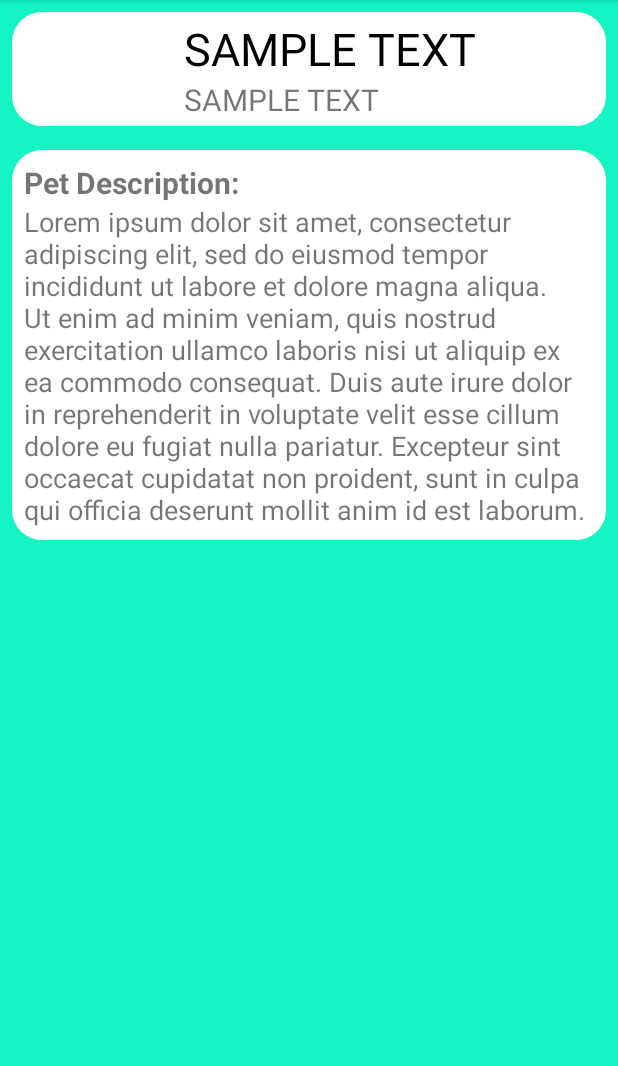
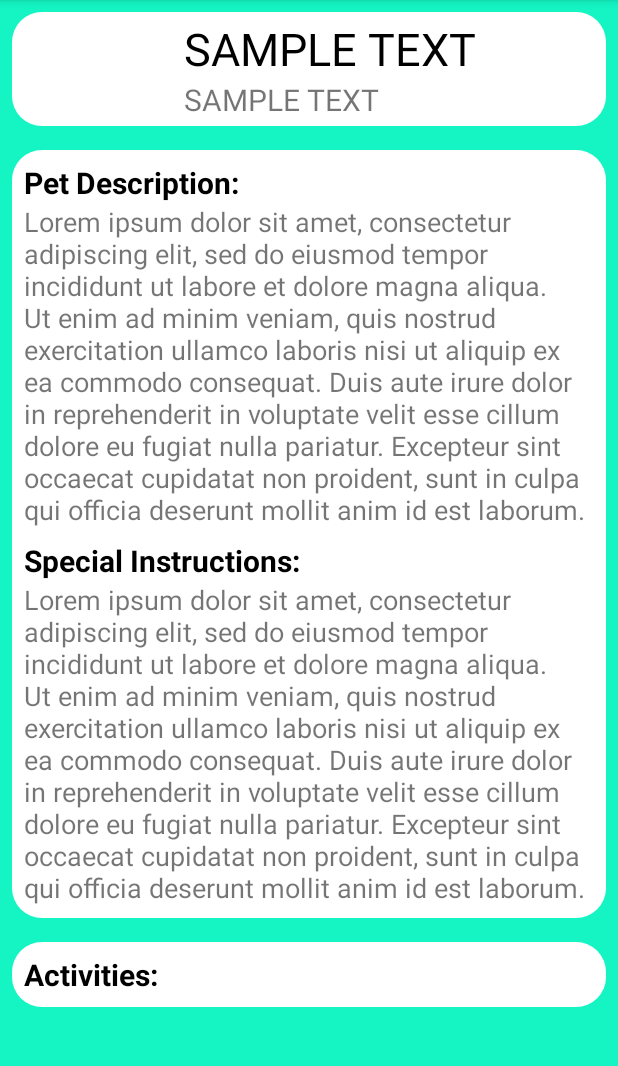
Before and after one commit to RoatchBrandyn-FS/BrandynMumma2205, an Android app: the PetDetailsActivity screen opened directly, with no data from a screen before it, on a phone screen of 412 x 824 dp, the part 84-1150 px from its top. Run offline under Robolectric (Android 15) with nearby library versions, the phone set to English and light mode, and no system bars; 10 statements that could not run were skipped.

Commit message:
Finished layout for PetDetails, and added utility to set dates.

```diff
--- a/PetCheckAndroid/app/src/main/java/com/example/petcheckandroid/activities/LoginActivity.java
+++ b/PetCheckAndroid/app/src/main/java/com/example/petcheckandroid/activities/LoginActivity.java
@@ -91,7 +91,7 @@ public class LoginActivity extends AppCompatActivity implements LoginFragment.Lo
                                     String username = doc.getString(FirebaseUtil.USERS_FIELD_USERNAME);
                                     boolean isAdmin = doc.getBoolean(FirebaseUtil.USERS_FIELD_ADMIN);
 
-                                    User newUser = new User(firstName, lastName, username, isAdmin);
+                                    User newUser = new User(firstName, lastName, username, doc.getId(), isAdmin);
                                     users.add(newUser);
                                 }
 
--- a/PetCheckAndroid/app/src/main/java/com/example/petcheckandroid/activities/MainPostsActivity.java
+++ b/PetCheckAndroid/app/src/main/java/com/example/petcheckandroid/activities/MainPostsActivity.java
@@ -85,7 +85,7 @@ public class MainPostsActivity extends AppCompatActivity implements MainPostsLis
                     //Log.i(TAG, "onComplete: First Type List = " + activityTypes.get(0));
                     ArrayList<String> _activityTimes =(ArrayList<String>)doc.get(FirebaseUtil.PETS_FIELD_ACTIVITY_TIMES);
 
-                    Pet newPet = new Pet(_name, _type, _description, _specialInstructions, _activityTypes, _activityTimes);
+                    Pet newPet = new Pet(_name, _type, _description, _specialInstructions, doc.getId(),  _activityTypes, _activityTimes);
                     pets.add(newPet);
                 }
 
--- a/PetCheckAndroid/app/src/main/java/com/example/petcheckandroid/activities/PetDetailsActivity.java
+++ b/PetCheckAndroid/app/src/main/java/com/example/petcheckandroid/activities/PetDetailsActivity.java
@@ -13,7 +13,7 @@ import com.example.petcheckandroid.fragments.PetDetailsFragment;
 import com.example.petcheckandroid.fragments.PetsListFragment;
 import com.example.petcheckandroid.utilities.IntentExtrasUtil;
 
-public class PetDetailsActivity extends AppCompatActivity implements PetDetailsFragment.PetDeatilsFragmentListener {
+public class PetDetailsActivity extends AppCompatActivity implements PetDetailsFragment.PetDetailsFragmentListener {
 
     private final String TAG = "PetDetailsActivity.TAG";
     Pet pet;
--- a/PetCheckAndroid/app/src/main/java/com/example/petcheckandroid/fragments/PetDetailsFragment.java
+++ b/PetCheckAndroid/app/src/main/java/com/example/petcheckandroid/fragments/PetDetailsFragment.java
@@ -2,10 +2,12 @@ package com.example.petcheckandroid.fragments;
 
 import android.content.Context;
 import android.os.Bundle;
+import android.util.Log;
 import android.view.LayoutInflater;
 import android.view.View;
 import android.view.ViewGroup;
 import android.widget.ImageView;
+import android.widget.LinearLayout;
 import android.widget.TextView;
 
 import androidx.annotation.NonNull;
@@ -14,12 +16,19 @@ import androidx.fragment.app.Fragment;
 
 import com.example.petcheckandroid.R;
 import com.example.petcheckandroid.data.Pet;
+import com.example.petcheckandroid.utilities.DateUtil;
 
 import org.w3c.dom.Text;
 
+import java.text.SimpleDateFormat;
+import java.util.ArrayList;
+import java.util.Date;
+import java.util.Locale;
+
 public class PetDetailsFragment extends Fragment {
 
-    PetDeatilsFragmentListener petDeatilsFragmentListener;
+    private final String TAG = "PetDetailsFrag.TAG";
+    PetDetailsFragmentListener petDeatilsFragmentListener;
 
     public static PetDetailsFragment newInstance() {
 
@@ -30,7 +39,7 @@ public class PetDetailsFragment extends Fragment {
         return fragment;
     }
 
-    public interface PetDeatilsFragmentListener {
+    public interface PetDetailsFragmentListener {
         Pet getPetDetails();
     }
 
@@ -38,8 +47,8 @@ public class PetDetailsFragment extends Fragment {
     public void onAttach(@NonNull Context context) {
         super.onAttach(context);
 
-        if (context instanceof PetDeatilsFragmentListener){
-            petDeatilsFragmentListener = (PetDeatilsFragmentListener) context;
+        if (context instanceof PetDetailsFragmentListener){
+            petDeatilsFragmentListener = (PetDetailsFragmentListener) context;
         }
     }
 
@@ -57,20 +66,60 @@ public class PetDetailsFragment extends Fragment {
         String uri = "@drawable/" + pet.getType().toLowerCase();
         int imageResource = getContext().getResources().getIdentifier(uri, null, getContext().getPackageName());
 
-        setPetDetails(pet.getName(), pet.getType(), pet.getDescription(), imageResource);
+        setPetDetails(pet, imageResource);
 
     }
 
 
-    private void setPetDetails(String name, String type, String description, int imageRes){
+    private void setPetDetails(Pet pet, int imageRes){
         ImageView imageView = getActivity().findViewById(R.id.pet_details_image);
         TextView nameTV = getActivity().findViewById(R.id.pet_details_tv_name);
         TextView typeTV = getActivity().findViewById(R.id.pet_details_tv_type);
         TextView descriptionTV = getActivity().findViewById(R.id.pet_details_tv_description);
+        TextView specialInstructionsTV = getActivity().findViewById(R.id.pet_details_tv_special_instructions);
 
         imageView.setImageResource(imageRes);
-        nameTV.setText(name);
-        typeTV.setText(type);
-        descriptionTV.setText(description);
+        nameTV.setText(pet.getName());
+        typeTV.setText(pet.getType());
+        descriptionTV.setText(pet.getDescription());
+        specialInstructionsTV.setText(pet.getSpecialInstructions());
+
+        ArrayList<String> activityType = pet.getActivityTypes();
+        ArrayList<String> activityTime = pet.getActivityTimes();
+
+        Date currentTime = new Date();
+        Log.i(TAG, "setPetDetails: Current Date: " + currentTime);
+        Log.i(TAG, "setPetDetails: Current Date: " + DateUtil.setDateTime(currentTime));
+
+        if(activityType.size() == activityTime.size()){
+            Log.i(TAG, "setPetDetails: Lists are equal!");
+
+            for (int i = 0; i < activityTime.size(); i++){
+
+                String actText = activityType.get(i) + ": " + activityTime.get(i);
+                setTextView(actText);
+
+            }
+
+        }
+        else {
+            Log.i(TAG, "setPetDetails: Lists are aren't equal...");
+        }
+
+
     }
+
+    private void setTextView(String textViewText){
+
+        LinearLayout activityView = getActivity().findViewById(R.id.pet_details_linear_activities);
+        TextView newTV = new TextView(getContext());
+        newTV.setLayoutParams(new LinearLayout.LayoutParams(LinearLayout.LayoutParams.MATCH_PARENT,
+                LinearLayout.LayoutParams.WRAP_CONTENT));
+        newTV.setTextSize(18.0f);
+        newTV.setText(textViewText);
+
+        activityView.addView(newTV);
+
+    }
+
 }
--- /dev/null
+++ b/PetCheckAndroid/app/src/main/java/com/example/petcheckandroid/utilities/DateUtil.java
@@ -0,0 +1,17 @@
+package com.example.petcheckandroid.utilities;
+
+import java.text.SimpleDateFormat;
+import java.util.Date;
+import java.util.Locale;
+
+public class DateUtil {
+
+    public static String setDateTime(Date date){
+
+        SimpleDateFormat sdf = new SimpleDateFormat("MM/dd/yyyy HH:mm aaa", Locale.US);
+        String currentDT = sdf.format(date);
+
+        return currentDT;
+    }
+
+}
--- a/PetCheckAndroid/app/src/main/res/layout/fragment_pet_details.xml
+++ b/PetCheckAndroid/app/src/main/res/layout/fragment_pet_details.xml
@@ -3,7 +3,8 @@
     android:layout_width="match_parent"
     android:layout_height="match_parent"
     android:orientation="vertical"
-    android:background="@color/mintGreen">
+    android:background="@color/mintGreen"
+    android:isScrollContainer="true">
 
     <LinearLayout
         android:layout_width="match_parent"
@@ -57,7 +58,8 @@
             android:layout_height="wrap_content"
             android:text="@string/pet_description"
             android:textSize="20sp"
-            android:textStyle="bold"/>
+            android:textStyle="bold"
+            android:textColor="@color/black"/>
 
         <TextView
             android:id="@+id/pet_details_tv_description"
@@ -66,6 +68,42 @@
             android:text="@string/sample_text_large"
             android:textSize="18sp"/>
 
+        <TextView
+            android:layout_width="match_parent"
+            android:layout_height="wrap_content"
+            android:text="@string/special_instructions"
+            android:textSize="20sp"
+            android:textStyle="bold"
+            android:textColor="@color/black"
+            android:layout_marginTop="8dp"/>
+
+        <TextView
+            android:id="@+id/pet_details_tv_special_instructions"
+            android:layout_width="match_parent"
+            android:layout_height="wrap_content"
+            android:text="@string/sample_text_large"
+            android:textSize="18sp"/>
+
+    </LinearLayout>
+
+    <LinearLayout
+        android:id="@+id/pet_details_linear_activities"
+        android:layout_width="match_parent"
+        android:layout_height="wrap_content"
+        android:orientation="vertical"
+        android:background="@drawable/rounded_corners_all_white"
+        android:layout_margin="8dp"
+        android:padding="8dp">
+
+        <TextView
+            android:layout_width="match_parent"
+            android:layout_height="wrap_content"
+            android:text="@string/activities_titles"
+            android:textSize="20sp"
+            android:textStyle="bold"
+            android:textColor="@color/black" />
+
+
     </LinearLayout>
 
 </LinearLayout>
--- a/PetCheckAndroid/app/src/main/res/values/strings.xml
+++ b/PetCheckAndroid/app/src/main/res/values/strings.xml
@@ -30,4 +30,6 @@
     <string name="empty_pets">No Pets Added</string>
     <string name="pet_description">Pet Description:</string>
     <string name="sample_text_large">Lorem ipsum dolor sit amet, consectetur adipiscing elit, sed do eiusmod tempor incididunt ut labore et dolore magna aliqua. Ut enim ad minim veniam, quis nostrud exercitation ullamco laboris nisi ut aliquip ex ea commodo consequat. Duis aute irure dolor in reprehenderit in voluptate velit esse cillum dolore eu fugiat nulla pariatur. Excepteur sint occaecat cupidatat non proident, sunt in culpa qui officia deserunt mollit anim id est laborum.</string>
+    <string name="special_instructions">Special Instructions:</string>
+    <string name="activities_titles">Activities:</string>
 </resources>
```
Also changed, not shown: PetCheckAndroid/app/src/main/java/com/example/petcheckandroid/data/Pet.java (+8 -2 lines), PetCheckAndroid/app/src/main/java/com/example/petcheckandroid/data/User.java (+7 -1 lines), PetCheckAndroid/app/src/main/res/drawable/rounded_corners_all.xml (added, +13 -0 lines).
